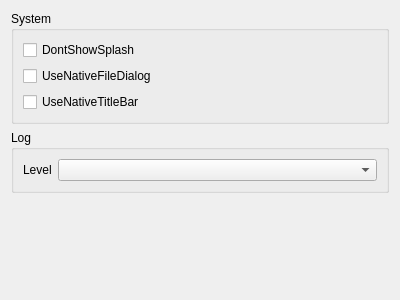
Above: src/settings/othersettingsdialog.ui from Wing-summer/WingHexExplorer2 before the change. Below: the same form after it.
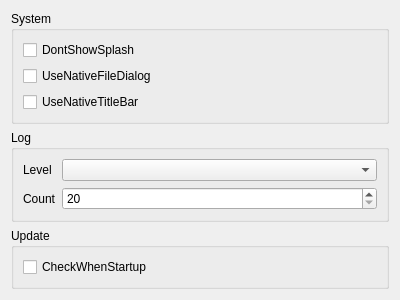
That is the form after the change.

Diff of the .ui file:
```diff
--- a/src/settings/othersettingsdialog.ui
+++ b/src/settings/othersettingsdialog.ui
@@ -72,6 +72,45 @@
         </property>
        </widget>
       </item>
+      <item row="1" column="0">
+       <widget class="QLabel" name="lblCount">
+        <property name="text">
+         <string>Count</string>
+        </property>
+       </widget>
+      </item>
+      <item row="1" column="1">
+       <widget class="QSpinBox" name="spinBox">
+        <property name="minimum">
+         <number>20</number>
+        </property>
+        <property name="maximum">
+         <number>100</number>
+        </property>
+       </widget>
+      </item>
+     </layout>
+    </widget>
+   </item>
+   <item>
+    <widget class="QGroupBox" name="groupBox_3">
+     <property name="sizePolicy">
+      <sizepolicy hsizetype="Preferred" vsizetype="Maximum">
+       <horstretch>0</horstretch>
+       <verstretch>0</verstretch>
+      </sizepolicy>
+     </property>
+     <property name="title">
+      <string>Update</string>
+     </property>
+     <layout class="QVBoxLayout" name="verticalLayout_3">
+      <item>
+       <widget class="QCheckBox" name="cbCheckWhenStartup">
+        <property name="text">
+         <string>CheckWhenStartup</string>
+        </property>
+       </widget>
+      </item>
      </layout>
     </widget>
    </item>
```
